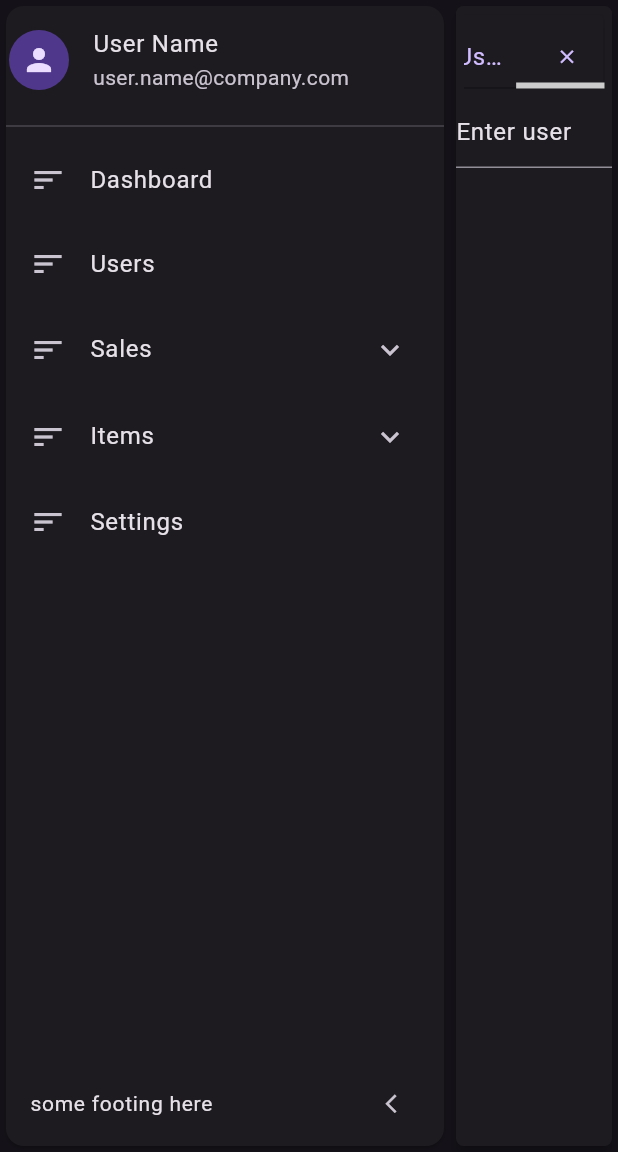
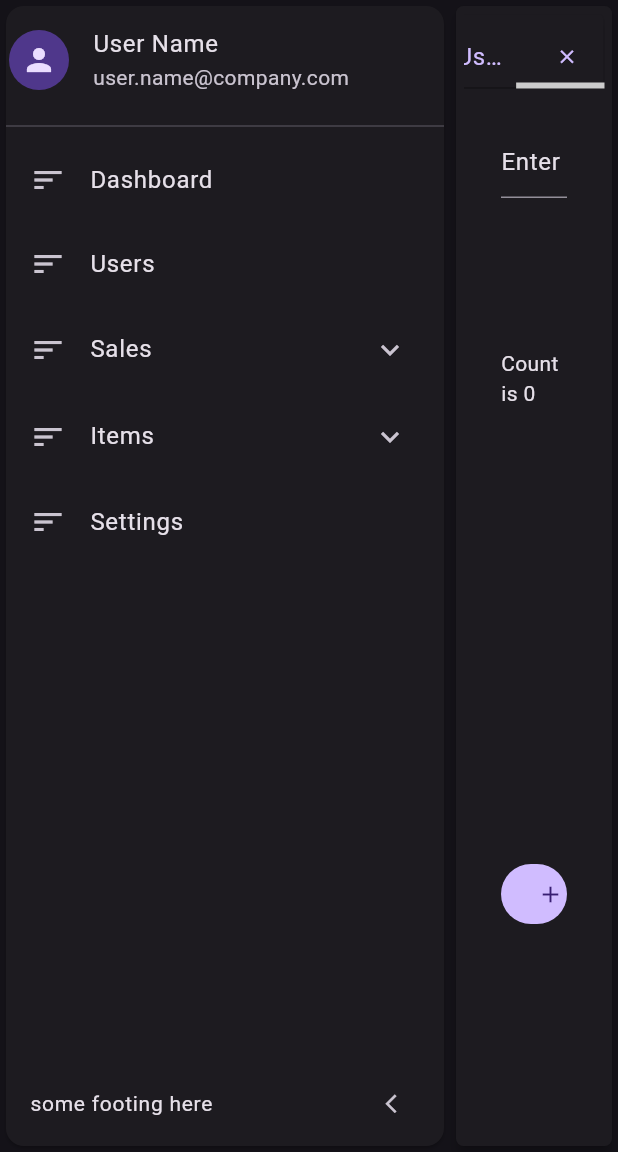
Before and after one commit to muchirajunior/flutter-desktop, a Flutter app: the screen it shows after launch, after a tap on "Dashboard", after a tap on the "close" icon, after a tap on "Users", on a phone screen of 412 x 824 dp, the part 84-1236 px from its top. Run offline on Flutter 3.47's test engine with Material 3 defaults, Android fonts, the phone set to English and light mode, and no system bars.

```diff
--- a/lib/components/dashboard.dart
+++ b/lib/components/dashboard.dart
@@ -15,12 +15,11 @@ class _DashboardState extends State<Dashboard> {
   Widget build(BuildContext context) {
     return Center(
       key: GlobalKey(debugLabel: 'dashboard'),
-      child: Column(
-        children: [
-          TextFormField(
-            controller: controller
-          )
-        ],
+      child: SizedBox(
+        width: 400,
+        child: TextFormField(
+          controller: controller
+        ),
       ),
     );
   }
--- a/lib/components/users.dart
+++ b/lib/components/users.dart
@@ -1,19 +1,33 @@
 import 'package:flutter/material.dart';
 
-class Users extends StatelessWidget {
+class Users extends StatefulWidget {
   const Users({super.key});
 
   @override
+  State<Users> createState() => _UsersState();
+}
+
+class _UsersState extends State<Users> {
+  int count = 0;
+  var controller = TextEditingController(text: "Enter user");
+
+  @override
   Widget build(BuildContext context) {
-    return Center(
-      key: GlobalKey(debugLabel: "users"),
-      child: Column(
-        children: [
-          TextFormField(
-            controller: TextEditingController(text: "Enter user"),
-          )
-        ],
-      ),
+    return ListView(
+      padding: const EdgeInsets.fromLTRB(30, 20, 30, 10),
+      children: [
+        TextFormField(
+          controller: controller,
+        ),
+
+        const SizedBox(height: 100,),
+        Center(child: Text("Count is $count")),
+        const SizedBox(height:  300),
+        Center(child: FilledButton(onPressed: ()=>setState(() => count++ ), child:const Icon(Icons.add))),
+        const SizedBox(height:  400),
+        Center(child: Text("This is the footer message. \t Count is $count")),
+
+      ],
     );
   }
 }
--- a/lib/layout/main_area/main_area.dart
+++ b/lib/layout/main_area/main_area.dart
@@ -10,19 +10,9 @@ class MainArea extends StatefulWidget {
 }
 
 class _MainAreaState extends State<MainArea>  {
-  PageController controller = PageController();
-
-  // @override
-  // bool get wantKeepAlive => true;
-
-  @override
-  void initState() {
-    super.initState();
-  }
 
   @override
   Widget build(BuildContext context) {
-    // super.build(context);
 
     return ValueListenableBuilder(
       valueListenable: Utils.navigationController,
@@ -40,10 +30,10 @@ class _MainAreaState extends State<MainArea>  {
                 // width: 400,
                 margin: const EdgeInsets.symmetric(horizontal: 5, vertical: 5),
                 child: Scrollbar(
-                  controller: nav.scrollController,
+                  controller: Utils.scrollController,
                   child: ListView(
                     scrollDirection: Axis.horizontal,
-                    controller: nav.scrollController,
+                    controller: Utils.scrollController,
                     children: nav.tabs.map((tab) => Container(
                       width: tab.title.length*22,
                       constraints: const BoxConstraints(
@@ -66,8 +56,7 @@ class _MainAreaState extends State<MainArea>  {
                              icon: const Icon(Icons.close, size: 15,)
                              ),
                           onTap: () {
-                            Utils.navigationController.value =  NavController(currentTabIndex: nav.tabs.indexOf(tab), tabs: nav.tabs, scrollController: nav.scrollController);
-                            controller.jumpToPage(nav.currentTabIndex);
+                            Utils.navigationController.value =  NavController(currentTabIndex: nav.tabs.indexOf(tab), tabs: nav.tabs,);
                           }
                         )
                       ),
@@ -77,11 +66,8 @@ class _MainAreaState extends State<MainArea>  {
               ),
 
               Expanded(
-                child: PageView(
-                  pageSnapping: true,
-                  allowImplicitScrolling: true,
-                  scrollDirection: Axis.vertical,
-                  controller: controller,
+                child: IndexedStack(
+                  index: nav.currentTabIndex,
                   children: nav.tabs.map((tab) => tab.tab).toList(),
                 )
               )
--- a/lib/models/nav_controller.dart
+++ b/lib/models/nav_controller.dart
@@ -1,10 +1,8 @@
-import 'package:flutter/material.dart';
 import 'package:flutter_desktop/models/tab_model.dart';
 
 class NavController{
   int currentTabIndex;
   List<TabModel> tabs;
-  ScrollController scrollController;
 
-  NavController({required this.currentTabIndex, required this.tabs, required this.scrollController});
+  NavController({required this.currentTabIndex, required this.tabs});
 }
--- a/lib/utils/utils.dart
+++ b/lib/utils/utils.dart
@@ -42,10 +42,11 @@ class Utils{
     Navigation(title: 'Settings',tab: const TabSample(title: 'Settings tab',)),
   ];
 
+  static final ScrollController scrollController = ScrollController();
+
   static final navigationController = ValueNotifier<NavController>(NavController(
       currentTabIndex: -1,
       tabs: [],
-      scrollController: ScrollController()
     ));
 
   static void addTab(Navigation navigation){
@@ -56,18 +57,16 @@ class Utils{
       navigationController.value = NavController(
         currentTabIndex: navigationController.value.tabs.indexOf(results.first),
         tabs: navigationController.value.tabs,
-        scrollController: navigationController.value.scrollController
       );
       return;
     }
-    navigationController.value.scrollController.position.maxScrollExtent;
+    scrollController.position.maxScrollExtent;
     navigationController.value=NavController(
       currentTabIndex: navigationController.value.tabs.length,
       tabs: [...navigationController.value.tabs, TabModel(title: navigation.title, tab: navigation.tab)],
-      scrollController: navigationController.value.scrollController
     );
 
-    navigationController.value.scrollController.jumpTo(navigationController.value.scrollController.position.maxScrollExtent+200);
+    scrollController.jumpTo(scrollController.position.maxScrollExtent+200);
 
   }
 
@@ -79,7 +78,6 @@ class Utils{
     navigationController.value = NavController(
         currentTabIndex: index==0 && length>0 ? 0 : index == currentIndex ? index-1 : index<currentIndex ? currentIndex -1 : currentIndex,
         tabs: navigationController.value.tabs,
-        scrollController: ScrollController()
     );
   }
 
```
Also changed, not shown: pubspec.lock.
